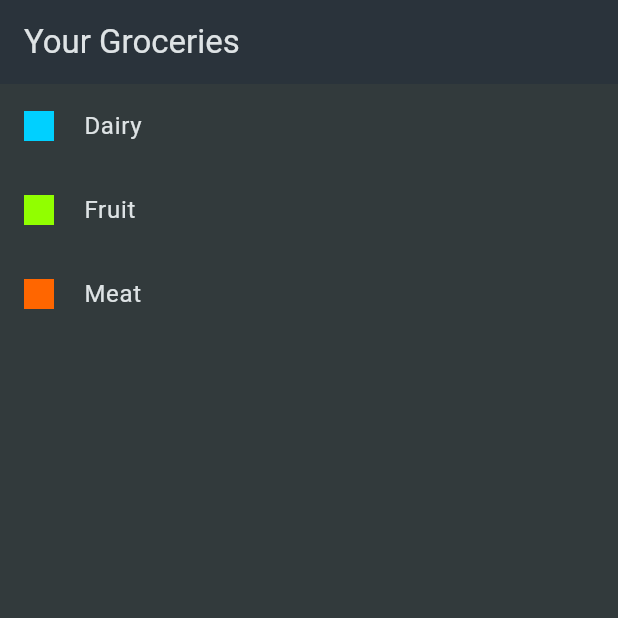
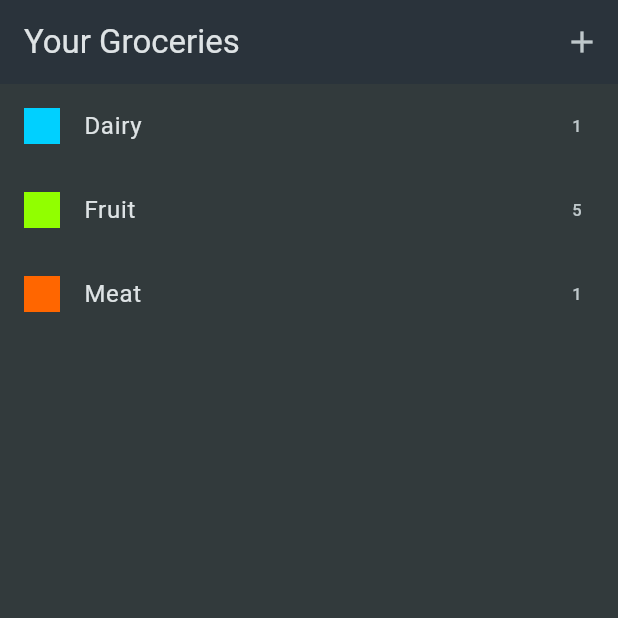
Before and after one commit to CristianoLourenco/work_shop_app, a Flutter app: the screen it shows after launch, on a phone screen of 412 x 824 dp, the top half of it. Run offline on Flutter 3.47's test engine with Material 3 defaults, Android fonts, the light colour scheme and no system bars.

Commit message:
adding new items

```diff
--- a/lib/main.dart
+++ b/lib/main.dart
@@ -11,6 +11,7 @@
   @override
   Widget build(BuildContext context) {
     return MaterialApp(
+      debugShowCheckedModeBanner: false,
       title: "Flutter Gorceries",
       theme: ThemeData.dark().copyWith(
         colorScheme: ColorScheme.fromSeed(
--- a/lib/screens/home_screen.dart
+++ b/lib/screens/home_screen.dart
@@ -1,5 +1,6 @@
 import 'package:flutter/material.dart';
-import 'package:work_shop_app/mock/items_mock.dart';
+import 'package:work_shop_app/widgets/grocerie_list_widget.dart';
+import 'package:work_shop_app/widgets/new_item_widget.dart';
 
 class HomeScreen extends StatelessWidget {
   const HomeScreen({super.key});
@@ -9,22 +10,23 @@
     return Scaffold(
       appBar: AppBar(
         title: const Text("Your Groceries"),
+        actions: [
+          IconButton(
+            onPressed: () {
+              _addItem(context);
+            },
+            icon: const Icon(Icons.add),
+          ),
+        ],
       ),
-      body: SingleChildScrollView(
-        child: ListView.builder(
-          shrinkWrap: true,
-          itemCount: groceryItems.length,
-          itemBuilder: (context, index) => ListTile(
-            leading: Container(
-              width: 20,
-              height: 20,
-              color: groceryItems[index].category.getColor(),
-            ),
-            title: Text(
-              groceryItems[index].category.getName(),
-            ),
-          ),
-        ),
+      body: const GrocerieListWidget(),
+    );
+  }
+
+  void _addItem(BuildContext context) {
+    Navigator.of(context).push(
+      MaterialPageRoute(
+        builder: (ctx) => const NewItemWidget(),
       ),
     );
   }
--- /dev/null
+++ b/lib/widgets/grocerie_list_widget.dart
@@ -0,0 +1,27 @@
+import 'package:flutter/material.dart';
+import 'package:work_shop_app/mock/items_mock.dart';
+
+class GrocerieListWidget extends StatelessWidget {
+  const GrocerieListWidget({super.key});
+
+  @override
+  Widget build(BuildContext context) {
+    return ListView.builder(
+        shrinkWrap: true,
+        itemCount: groceryItems.length,
+        itemBuilder: (ctx, index) {
+          final grocerie = groceryItems[index];
+          return ListTile(
+            leading: Container(
+              width: 24,
+              height: 24,
+              color: grocerie.category.color,
+            ),
+            title: Text(
+              grocerie.category.title,
+            ),
+            trailing: Text(grocerie.quantity.toString()),
+          );
+        });
+  }
+}
```
Also changed, not shown: lib/models/categories_model.dart (+3 -14 lines), lib/widgets/new_item_widget.dart (added, +15 -0 lines).
